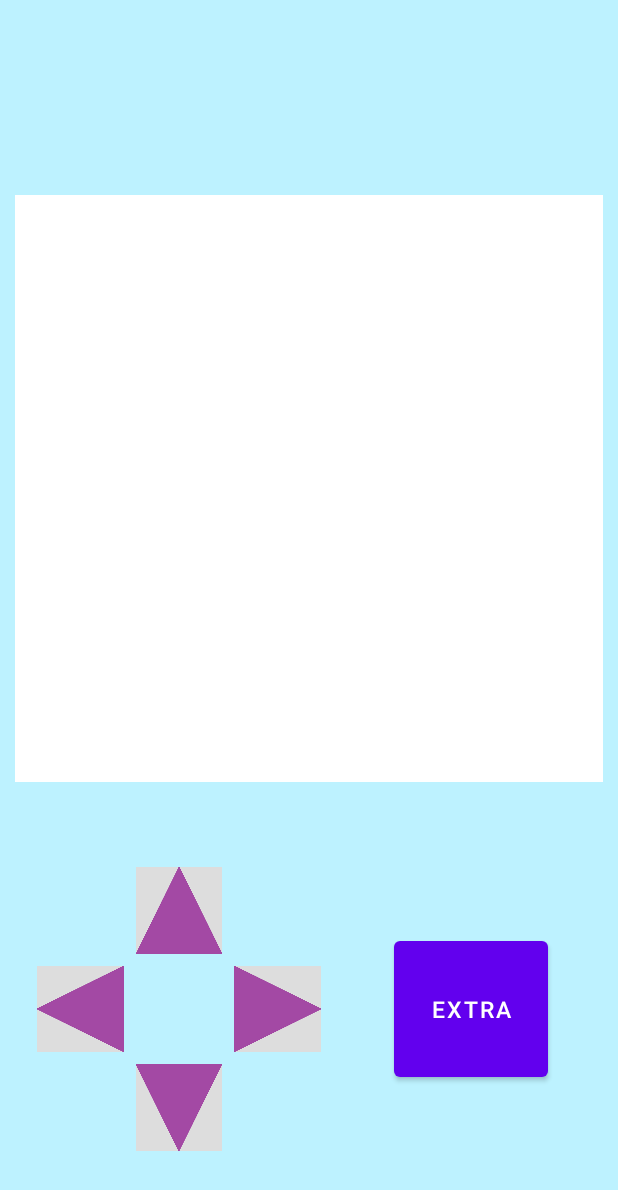
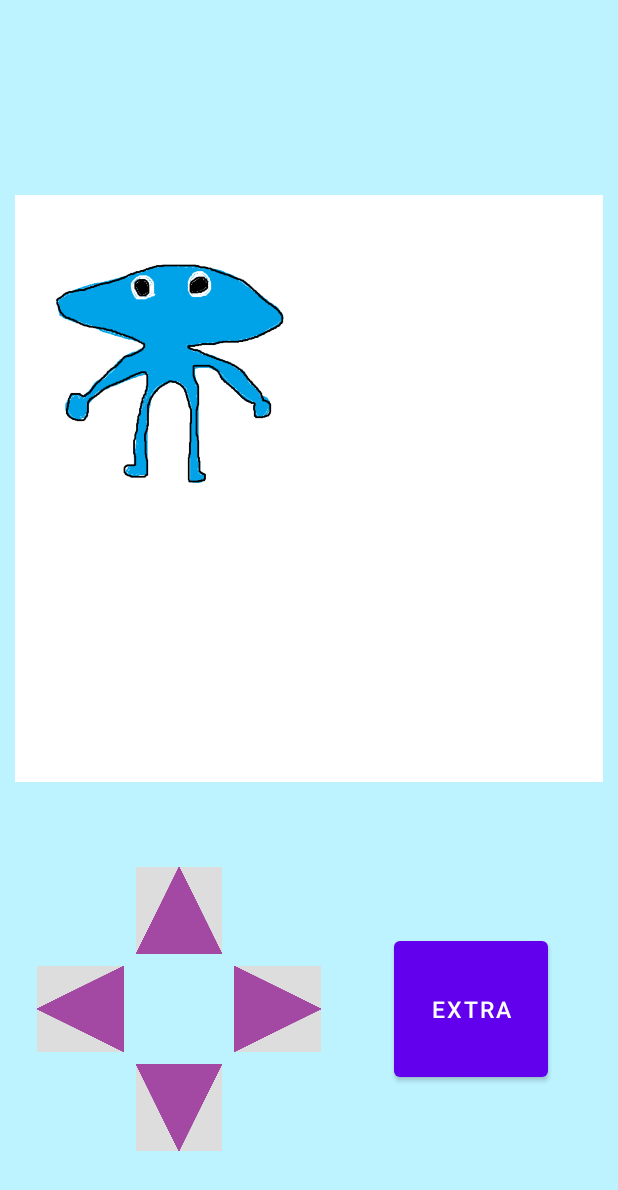
Before and after one commit to dev-yenya/MadCamp_2nd, an Android app: the layout activity_level_play.xml on its own in the app's theme, with its tools: preview values and no code run, on a phone screen of 412 x 824 dp. Shown: the top 1190 px of the screen. Run offline under Robolectric (Android 15) with nearby library versions, the phone set to English and light mode, and no system bars.

```diff
--- a/app/src/main/java/com/example/second_app/SavedLevelsActivity.kt
+++ b/app/src/main/java/com/example/second_app/SavedLevelsActivity.kt
@@ -7,7 +7,6 @@ import android.util.Log
 import android.view.LayoutInflater
 import android.view.View
 import android.view.ViewGroup
-import android.widget.Toast
 import androidx.appcompat.app.AppCompatActivity
 import androidx.recyclerview.widget.LinearLayoutManager
 import androidx.recyclerview.widget.RecyclerView
@@ -19,7 +18,6 @@ import com.google.gson.reflect.TypeToken
 import org.json.JSONException
 import java.io.*
 import java.lang.NullPointerException
-import java.util.logging.Level
 
 class SavedLevelsActivity: AppCompatActivity() {
     private var _binding: ActivitySavedLevelsBinding? = null
--- a/app/src/main/res/layout/activity_level_play.xml
+++ b/app/src/main/res/layout/activity_level_play.xml
@@ -117,6 +117,8 @@
             android:id="@+id/recycler_view_level_play_board"
             android:layout_height="match_parent"
             android:layout_width="match_parent"
+            android:nestedScrollingEnabled="false"
+            android:overScrollMode="never"
             >
 
         </androidx.recyclerview.widget.RecyclerView>
@@ -124,12 +126,11 @@
 
         <ImageView
             android:id="@+id/main_character"
-            android:layout_width="0dp"
-            android:layout_height="0dp"
-            app:layout_constraintEnd_toEndOf="parent"
+            android:layout_width="200dp"
+            android:layout_height="200dp"
             app:layout_constraintStart_toStartOf="parent"
             app:layout_constraintTop_toTopOf="parent"
-            app:layout_constraintBottom_toBottomOf="parent"
+            android:src="@drawable/main_character"
             />
 
 
```
Also changed, not shown: app/src/main/assets/base_levels_data/1.json (+30 -30 lines), app/src/main/java/com/example/second_app/LevelPlayActivity.kt (+47 -6 lines), app/src/main/res/drawable/main_character.png.
